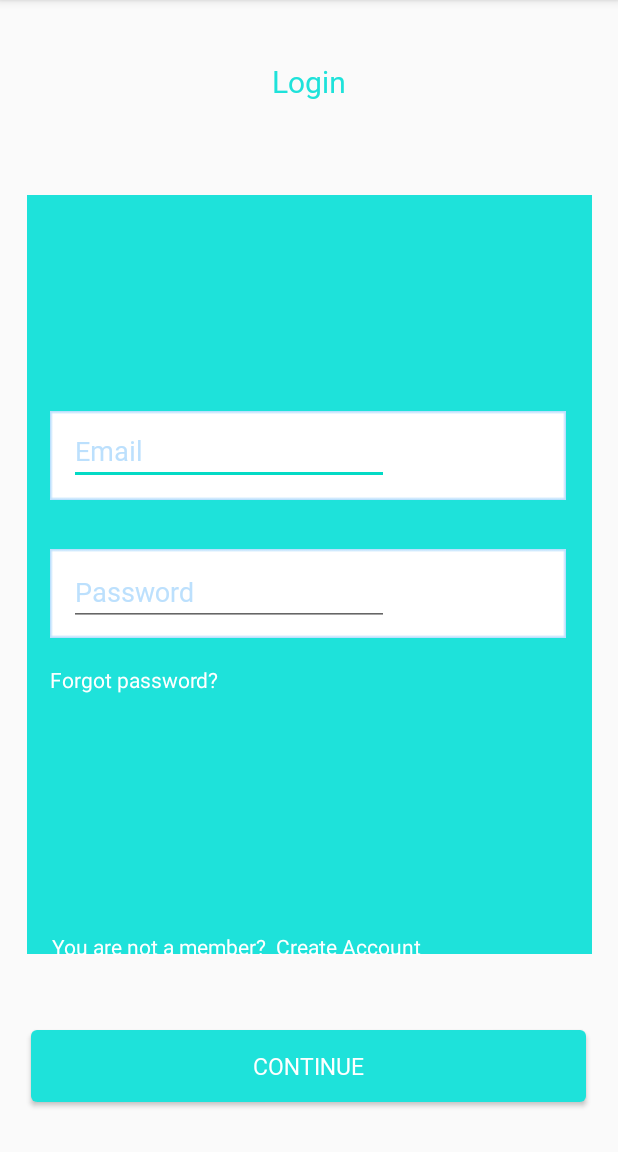
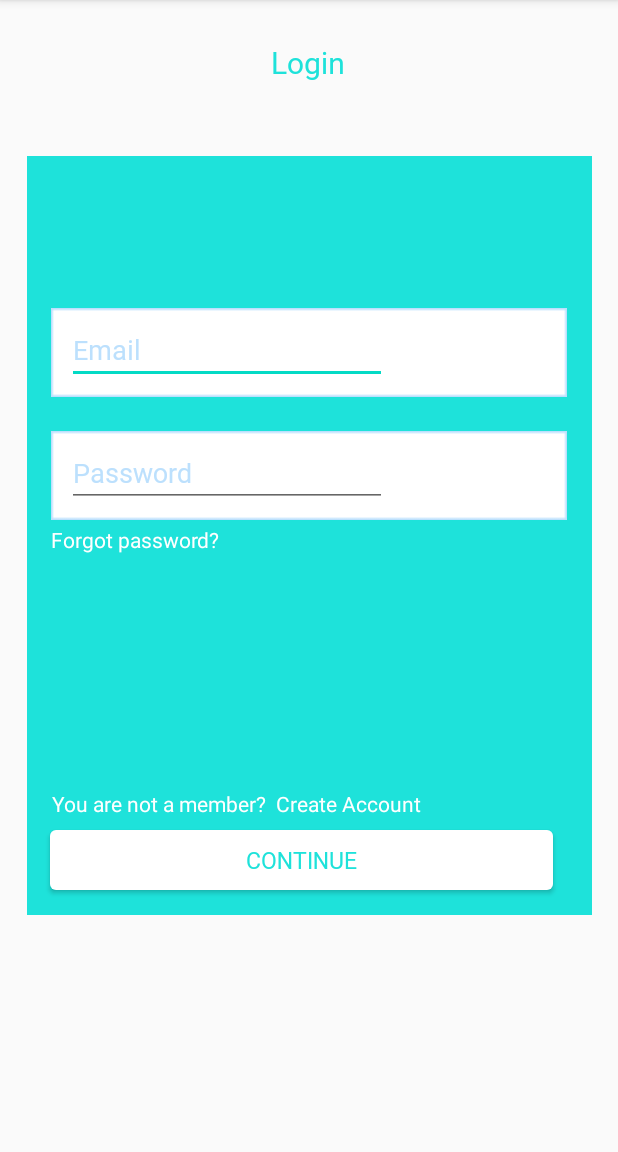
Before and after one commit to OleksandrVakhno/StepOut, an Android app: the screen it shows after launch (Login), on a phone screen of 412 x 824 dp, the part 84-1236 px from its top. Run offline under Robolectric (Android 15) with nearby library versions, the phone set to English and light mode, and no system bars; our stand-ins replace Firebase (no records; nobody signed in at launch, a user with empty details on screens opened directly).

Commit message:
scrollview

```diff
--- a/app/src/main/res/layout/activity_login.xml
+++ b/app/src/main/res/layout/activity_login.xml
@@ -1,5 +1,5 @@
 <?xml version="1.0" encoding="utf-8"?>
-<androidx.constraintlayout.widget.ConstraintLayout xmlns:android="http://schemas.android.com/apk/res/android"
+<ScrollView xmlns:android="http://schemas.android.com/apk/res/android"
     xmlns:app="http://schemas.android.com/apk/res-auto"
     xmlns:tools="http://schemas.android.com/tools"
     android:layout_width="match_parent"
@@ -7,29 +7,33 @@
     tools:context=".Login"
     >
 
+        <androidx.constraintlayout.widget.ConstraintLayout
+            android:layout_width="match_parent"
+            android:layout_height="match_parent">
+
+
                 <TextView
                     android:id="@+id/textView2"
                     android:layout_width="wrap_content"
                     android:layout_height="wrap_content"
+                    android:layout_marginTop="28dp"
                     android:fontFamily="@font/arialbold"
                     android:text="Login"
                     android:textColor="@color/mainblue"
                     android:textSize="20sp"
-        app:layout_constraintBottom_toBottomOf="parent"
                     app:layout_constraintEnd_toEndOf="parent"
+                    app:layout_constraintHorizontal_bias="0.498"
                     app:layout_constraintStart_toStartOf="parent"
-        app:layout_constraintTop_toTopOf="parent"
-        app:layout_constraintVertical_bias="0.055" />
+                    app:layout_constraintTop_toTopOf="parent" />
 
                 <ImageView
                     android:id="@+id/imageView"
                     android:layout_width="395dp"
                     android:layout_height="506dp"
-        app:layout_constraintBottom_toBottomOf="parent"
+                    android:layout_marginTop="104dp"
                     app:layout_constraintEnd_toEndOf="parent"
                     app:layout_constraintStart_toStartOf="parent"
                     app:layout_constraintTop_toTopOf="parent"
-        app:layout_constraintVertical_bias="0.497"
                     app:srcCompat="@drawable/signup" />
 
                 <ImageView
@@ -37,11 +41,11 @@
                     android:layout_width="344dp"
                     android:layout_height="66dp"
                     app:layout_constraintBottom_toBottomOf="parent"
-        app:layout_constraintEnd_toEndOf="parent"
-        app:layout_constraintHorizontal_bias="0.492"
-        app:layout_constraintStart_toStartOf="parent"
+                    app:layout_constraintEnd_toEndOf="@+id/imageView"
+                    app:layout_constraintHorizontal_bias="0.49"
+                    app:layout_constraintStart_toStartOf="@+id/imageView"
                     app:layout_constraintTop_toTopOf="parent"
-        app:layout_constraintVertical_bias="0.386"
+                    app:layout_constraintVertical_bias="0.371"
                     app:srcCompat="@drawable/whitesquare" />
 
                 <ImageView
@@ -50,10 +54,10 @@
                     android:layout_height="66dp"
                     app:layout_constraintBottom_toBottomOf="parent"
                     app:layout_constraintEnd_toEndOf="@+id/imageView"
-        app:layout_constraintHorizontal_bias="0.559"
-        app:layout_constraintStart_toStartOf="parent"
+                    app:layout_constraintHorizontal_bias="0.49"
+                    app:layout_constraintStart_toStartOf="@+id/imageView"
                     app:layout_constraintTop_toTopOf="parent"
-        app:layout_constraintVertical_bias="0.517"
+                    app:layout_constraintVertical_bias="0.522"
                     app:srcCompat="@drawable/whitesquare" />
 
                 <EditText
@@ -68,11 +72,11 @@
                     android:singleLine="false"
                     android:textColorHint="@color/lightblue"
                     app:layout_constraintBottom_toBottomOf="parent"
-        app:layout_constraintEnd_toEndOf="parent"
-        app:layout_constraintHorizontal_bias="0.233"
-        app:layout_constraintStart_toStartOf="parent"
-        app:layout_constraintTop_toTopOf="parent"
-        app:layout_constraintVertical_bias="0.385" />
+                    app:layout_constraintEnd_toEndOf="@+id/imageView2"
+                    app:layout_constraintHorizontal_bias="0.083"
+                    app:layout_constraintStart_toStartOf="@+id/imageView2"
+                    app:layout_constraintTop_toTopOf="@+id/imageView2"
+                    app:layout_constraintVertical_bias="0.025" />
 
                 <EditText
                     android:id="@+id/passwordField"
@@ -83,41 +87,39 @@
                     android:hint="Password"
                     android:inputType="textPassword"
                     android:textColorHint="@color/lightblue"
-        app:layout_constraintBottom_toBottomOf="parent"
-        app:layout_constraintEnd_toEndOf="parent"
-        app:layout_constraintHorizontal_bias="0.233"
-        app:layout_constraintStart_toStartOf="parent"
-        app:layout_constraintTop_toTopOf="parent"
-        app:layout_constraintVertical_bias="0.515" />
+                    app:layout_constraintBottom_toBottomOf="@+id/imageView3"
+                    app:layout_constraintEnd_toEndOf="@+id/imageView3"
+                    app:layout_constraintHorizontal_bias="0.082"
+                    app:layout_constraintStart_toStartOf="@+id/imageView3"
+                    app:layout_constraintTop_toTopOf="@+id/imageView3"
+                    app:layout_constraintVertical_bias="0.409" />
 
                 <Button
                     android:id="@+id/continueButton"
-        android:layout_width="370dp"
-        android:layout_height="48dp"
-        android:background="@drawable/button2"
+                    android:layout_width="335dp"
+                    android:layout_height="40dp"
+                    android:layout_marginTop="8dp"
+                    android:background="@drawable/button"
+                    android:fontFamily="@font/arialbold"
                     android:text="Continue"
-        android:textColor="@color/white"
-        android:fontFamily="@font/arialbold"
+                    android:textColor="@color/mainblue"
                     android:textSize="15sp"
-        app:layout_constraintBottom_toBottomOf="parent"
                     app:layout_constraintEnd_toEndOf="parent"
-        app:layout_constraintHorizontal_bias="0.487"
+                    app:layout_constraintHorizontal_bias="0.434"
                     app:layout_constraintStart_toStartOf="parent"
-        app:layout_constraintTop_toTopOf="parent"
-        app:layout_constraintVertical_bias="0.954" />
+                    app:layout_constraintTop_toBottomOf="@+id/registerButton" />
 
                 <TextView
                     android:id="@+id/registerButton"
                     android:layout_width="wrap_content"
                     android:layout_height="wrap_content"
+                    android:layout_marginTop="176dp"
                     android:text="You are not a member?  Create Account"
                     android:textColor="@color/white"
-        app:layout_constraintBottom_toBottomOf="parent"
                     app:layout_constraintEnd_toEndOf="parent"
-        app:layout_constraintHorizontal_bias="0.208"
-        app:layout_constraintStart_toStartOf="parent"
-        app:layout_constraintTop_toTopOf="parent"
-        app:layout_constraintVertical_bias="0.83" />
+                    app:layout_constraintHorizontal_bias="0.166"
+                    app:layout_constraintStart_toStartOf="@+id/imageView"
+                    app:layout_constraintTop_toBottomOf="@+id/imageView3" />
 
                 <TextView
                     android:id="@+id/textView4"
@@ -126,10 +128,12 @@
                     android:text="Forgot password?"
                     android:textColor="@color/white"
                     app:layout_constraintBottom_toBottomOf="parent"
-        app:layout_constraintEnd_toEndOf="parent"
-        app:layout_constraintHorizontal_bias="0.111"
-        app:layout_constraintStart_toStartOf="parent"
-        app:layout_constraintTop_toTopOf="parent"
-        app:layout_constraintVertical_bias="0.592" />
+                    app:layout_constraintEnd_toEndOf="@+id/imageView"
+                    app:layout_constraintHorizontal_bias="0.089"
+                    app:layout_constraintStart_toStartOf="@+id/imageView"
+                    app:layout_constraintTop_toBottomOf="@+id/imageView3"
+                    app:layout_constraintVertical_bias="0.0" />
 
         </androidx.constraintlayout.widget.ConstraintLayout>
+
+</ScrollView>
```
Also changed, not shown: app/src/main/res/layout/activity_signup.xml (+29 -28 lines). Lines whose indentation alone changed are shown as unchanged.
